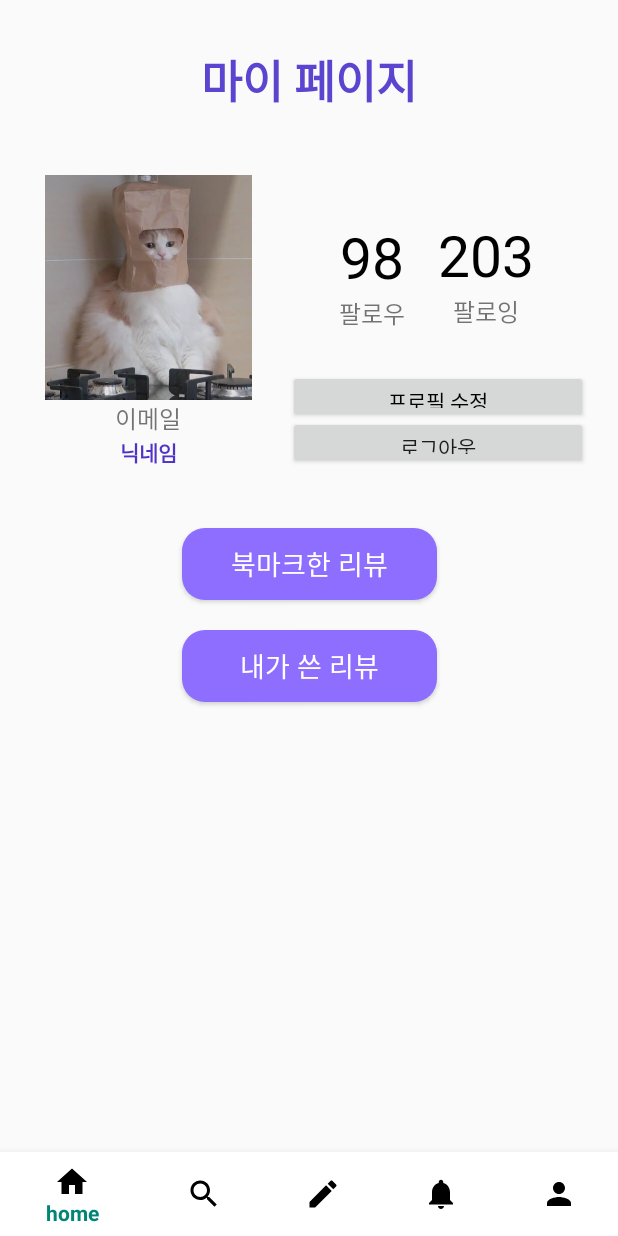
After one commit to dev-Lena/FitMe, an Android app: the layout activity_mypage2.xml on its own in the app's theme, with its tools: preview values and no code run, on a phone screen of 412 x 824 dp. The commit adds this screen. Run offline under Robolectric (Android 15) with nearby library versions, the phone set to English and light mode, and no system bars.

Commit message:
9.7 이미지 하는 중

```diff
--- a/app/src/main/java/com/example/fitme/feed.java
+++ b/app/src/main/java/com/example/fitme/feed.java
@@ -32,6 +32,8 @@ import java.util.Locale;
 
 public class feed extends AppCompatActivity {
     // 현재 로그인한 유저의 정보만 담는 쉐어드 프리퍼런스
+
+//    Uri uri; // 전역변수로 Uri를 선언해줘야 클래스 내 다른 메소드 내에서도 사용할 수 있음.
     private ArrayList<List> userData = new ArrayList<List>();
 
     private SharedPreferences logined_user;
@@ -410,6 +412,7 @@ public class feed extends AppCompatActivity {
         Log.e("RESULT", resultCode + "");
         Log.e("RESULT", data + "");
 
+        // write_review 클래스에서 리뷰 작성 후 사용자가 입력한 데이터를 가지고 옴.
         if (requestCode == 1001 && resultCode == RESULT_OK) {
 
             Toast.makeText(feed.this, "리뷰 작성을 완료했습니다!", Toast.LENGTH_SHORT).show();
@@ -467,16 +470,37 @@ public class feed extends AppCompatActivity {
             Log.e("작성자", textView_hashtag + "작성자를 가져왔습니다!!!!!!!!!");
 
             /**지금 여기서 리뷰 이미지를 가져오지 못하고 null 이 뜸**/
+
             String imageView_reviewcard_img1= data.getStringExtra("리뷰이미지");
-            Log.e("feed 클래스에서 onActivityResult",  " '리뷰이미지' :"+imageView_reviewcard_img1);
+
+//            /** 이미지 넣기 여기 확인하기 **/
+//                        Uri uri = Uri.parse(data.getStringExtra("리뷰이미지"));
 
 
+            Log.e("feed 클래스에서 onActivityResult----------------",  " '리뷰이미지' :"+imageView_reviewcard_img1);
+
+//            String imageView_reviewcard_img1= data.getStringExtra("리뷰이미지");
+//            Log.e("feed 클래스에서 onActivityResult",  " '리뷰이미지' :"+imageView_reviewcard_img1);
+
+//            uri = Uri.parse(data.getStringExtra("리뷰이미지"));
+//
+//            Uri myUri = Uri.parse(extras.getString("imageUri"));
+//            String imageView_reviewcard_img1 =data.getStringExtra("리뷰이미지");
+//            uri =Uri.parse(imageView_reviewcard_img1);
+//            Log.e("feed 클래스에서 onActivityResult -----------> 확인",  " '리뷰이미지' uri+imageView_reviewcard_img1:"+uri+","+imageView_reviewcard_img1);
+
+//            send -> putExtra("uri",urivalue.toString);
+//
+//            receive -> String geturi=getStringExtra("uri");
+//            Uri urivalue=Uri.parse(geturi);
 
             feed_MainData feed_MainData = new feed_MainData(textView_shoppingmall_url, textView_detailed_review_card,
                     float_ratingBar, textView_hashtag, review_date, textView_review_writer, textView_reviewcard_number,
                     textView_nickname, textView_mysize, imageView_reviewcard_img1);
 
             Log.e("[리뷰 추가하는 부분 이미지 들어가는지 확인중]", "feed_MainData 객체 생성!!!!!!!!!!!!!"+feed_MainData );
+            Log.e("[feed_MainData에 들어갔는지 확인중]------------------->", "imageView_reviewcard_img1"+imageView_reviewcard_img1 );
+
 
 
 //리사이클러뷰의 arrayList에 아이템 추가
@@ -489,7 +513,9 @@ public class feed extends AppCompatActivity {
 
             // sharedPreferences 에 추가
             saveData();  // sharedPreference에 리뷰가 추가된 리사이클러뷰를 저장한다 // onCreate 밖에 메소드 만들었음.
-            Log.e("write_review 클래스에서 (saveData)", "sharedpreference에 리사이클러뷰에 들어가는 arrayList 저장 :" + arrayList);
+            Log.e("feed 클래스에서 (saveData)", "sharedpreference에 리사이클러뷰에 들어가는 arrayList 저장 :" + arrayList);
+            loadData();
+            Log.e("feed 클래스에서 (loadData)--------------->", "확인중 :" + arrayList);
 
         }
         if (requestCode == 2001 && resultCode == RESULT_OK) {
@@ -535,6 +561,7 @@ public class feed extends AppCompatActivity {
 
             String imageView_reviewcard_img1= data.getStringExtra("리뷰이미지");
             Log.e("feed 클래스에서 onActivityResult",  " '리뷰이미지' :"+imageView_reviewcard_img1);
+
 //            Uri uri = Uri.parse(data.getDataString(getString("uri")));
 
             // 근데 내가 쉐어드에 이미지를 넣어준 적이 없잖아? 그리고 쉐어드에 int 형 저장 가능한가?
@@ -573,7 +600,7 @@ public class feed extends AppCompatActivity {
             Log.e("edit", "수정한거 새로고침");
 
             saveData();  // sharedPreference에 리뷰가 추가된 리사이클러뷰를 저장한다 // onCreate 밖에 메소드 만들었음.
-            Log.e("write_review 클래스에서 (saveData)", "sharedpreference에 리사이클러뷰에 들어가는 arrayList 저장 :" + arrayList);
+            Log.e("feed 클래스에서 (saveData)", "sharedpreference에 리사이클러뷰에 들어가는 arrayList 저장 :" + arrayList);
 
 //
 //            loadData();  // sharedpreference에 저장한 arrayList (리사이클러뷰)를 가지고 옴. onCreate 밖에 메소드 만들어줌
--- a/app/src/main/java/com/example/fitme/write_review.java
+++ b/app/src/main/java/com/example/fitme/write_review.java
@@ -103,13 +103,13 @@ public class write_review extends AppCompatActivity {
                 // 로그인한 회원의 정보를 가지고 있는 쉐어드에서 정보를 빼와서 글을 등록할 때 닉네임, 평소 사이즈를 불러오도록 했음.
                 logined_user = getSharedPreferences("logined_user", Context.MODE_PRIVATE);   // 현재 로그인한 회원의 정보만 담겨있는 쉐어드를 불러와서
                 // 불러온 sharedPreferences라는 이름의 SharedPreferencs를 확인하는 로그
-                Log.e("feed 클래스에서 리뷰를 추가해서 피드에 추가할 때 ", "로그인한 회원의 정보가 있는 쉐어드인 logined_user 쉐어드를 가져온다" + logined_user);
+                Log.e("write_review 클래스에서 리뷰를 추가해서 피드에 추가할 때 ", "로그인한 회원의 정보가 있는 쉐어드인 logined_user 쉐어드를 가져온다" + logined_user);
 
                 // sharedPreferences라는 이름의 쉐어드프리퍼런스에서 String을 가져오는데
                 // 뭘 가져오냐면 사용자가 입력한 editText_email랑 같은 값을 찾아서 가져와서 String json이라는 변수에 넣어줌
                 String json = logined_user.getString("login_user", "");  // logined_user라는 쉐어드에 저장되어있는 logined_user라는 키에 담겨있는 값을 불러와서 json이라는 변수에 담음
 //                Log.e("login 클래스에서 로그인 버튼을 눌렀을 때", "sharedPreferences에서 j저장된 array(string으로 저장됐던) 가져오기 : " + sharedPreferences.getString("email", ""));
-                Log.e("feed 클래스에서 로그인 버튼을 눌렀을 때", "여기 확인하기 : " + json);
+                Log.e("write_review 클래스에서 로그인 버튼을 눌렀을 때", "여기 확인하기 : " + json);
 
 //  내가 쓴 리뷰 리사이클러뷰 myreview_arrayList에 추가하기
 
@@ -123,10 +123,10 @@ public class write_review extends AppCompatActivity {
 //                Log.e("해시태그", textView_hashtag + "해시태그를 가져왔습니다!!!!!!!!!");
 
                 String textView_nickname = logined_user.getString("user_nickname", "");
-                Log.e("[리뷰 추가] feed 에서 로그인한 회원 정보가 있는 쉐어드에서", "닉네임 넣기 : " + textView_nickname + logined_user.getString("nickname", ""));
+                Log.e("[리뷰 추가] write_review 에서 로그인한 회원 정보가 있는 쉐어드에서", "닉네임 넣기 : " + textView_nickname + logined_user.getString("nickname", ""));
 
                 String textView_mysize = logined_user.getString("user_size", "");
-                Log.e("[리뷰 추가] feed 에서 로그인한 회원 정보가 있는 쉐어드에서", "평소 사이즈 넣기 : " + textView_mysize);
+                Log.e("[리뷰 추가] write_review 에서 로그인한 회원 정보가 있는 쉐어드에서", "평소 사이즈 넣기 : " + textView_mysize);
 
                 SimpleDateFormat dateFormat = new SimpleDateFormat("yyyy-MM-dd  HH:mm:ss", Locale.KOREA);
                 String date = dateFormat.format(new Date());
@@ -134,13 +134,13 @@ public class write_review extends AppCompatActivity {
                 Log.e("feed 클래스 onActivityResult ", "시간 받아오는 중 : (dateFormat + review_date + date)" + dateFormat + review_date + date);
 
                 float float_ratingBar = result.getFloatExtra("만족도", 0);
-                Log.e("만족도", float_ratingBar + "만족도를 가져왔습니다!!!!!!!");
+                Log.e("write_review 만족도", float_ratingBar + "만족도를 가져왔습니다!!!!!!!");
 
                 String textView_review_writer = result.getStringExtra("작성자");
-                Log.e("작성자", textView_hashtag + "작성자를 가져왔습니다!!!!!!!!!");
-
+                Log.e("write_review 작성자", textView_hashtag + "작성자를 가져왔습니다!!!!!!!!!");
+                /** 여기 null값 **/
                 String imageView_reviewcard_img1 = result.getStringExtra("리뷰이미지");
-                Log.e("feed 클래스 onActivityResult", "리뷰이미지"+ imageView_reviewcard_img1);
+                Log.e("write_review 클래스 onActivityResult---------->", "리뷰이미지"+ imageView_reviewcard_img1);
 
 
                 myreview_arrayList = new ArrayList<>();
@@ -171,27 +171,23 @@ public class write_review extends AppCompatActivity {
 
 
                 String textView_email = logined_user.getString("user_email", "");
-                Log.e("feed 에서 로그인한 회원 정보가 있는 쉐어드에서", "이메일 넣기 : " + textView_email + logined_user.getString("user_email", ""));
-
-//                String  textView_review_writer = textView_email;
-
-
-//                String textView_reviewcard_number = textView_reviewcard_number_number.getText().toString();
-
+                Log.e("write_review 로그인한 회원 정보가 있는 쉐어드에서", "이메일 넣기 : " + textView_email + logined_user.getString("user_email", ""));
 
                 result.putExtra("쇼핑몰URL", editText_shoppingmall_url.getText().toString());  // putExtra로 데이터 보냄
                 result.putExtra("상세리뷰", editText_detailed_review.getText().toString());  // putExtra로 데이터 보냄
                 result.putExtra("해시태그", editText_hashtag.getText().toString());  // putExtra로 데이터 보냄
                 result.putExtra("만족도", ratingBar.getRating());  // putExtra로 데이터 보냄
-                result.putExtra("리뷰이미지", uri.toString());  // putExtra로 데이터 보냄
+
+                /** 갤러리에서 가지고 온 이미지를 여기에서 putExtra 해주기 **/
+
+
+                result.putExtra("리뷰이미지", uri.toString());  // String으로 바꿔서 putExtra로 데이터 보냄
 //.toString()
-                Log.e("울지마 울지마 울지마@@", uri.toString());
+                Log.e("write_review 울지마 울지마 울지마@@---------------------", uri.toString());
 
 //                result.putExtra("리뷰시간", word_review_date.getText().toString());  // putExtra로 데이터 보냄
 //                result.putExtra("작성자", textView_review_writer_writer.getText().toString());  // putExtra로 데이터 보냄
 //                result.putExtra("리뷰고유번호", textView_reviewcard_number_number.getText().toString());  // putExtra로 데이터 보냄
-
-                /** 갤러리에서 가지고 온 이미지를 여기에서 putExtra 해주기 **/
 
 
                 // 갤러리에서 이미지를 불러오고 그 uri를 인텐트데 가져옴
--- /dev/null
+++ b/app/src/main/res/layout/activity_mypage2.xml
@@ -0,0 +1,276 @@
+<?xml version="1.0" encoding="utf-8"?>
+<androidx.constraintlayout.widget.ConstraintLayout xmlns:android="http://schemas.android.com/apk/res/android"
+    xmlns:app="http://schemas.android.com/apk/res-auto"
+    xmlns:tools="http://schemas.android.com/tools"
+    android:layout_width="match_parent"
+    android:layout_height="match_parent"
+    tools:context=".feed">
+
+    <androidx.constraintlayout.widget.ConstraintLayout
+        android:id="@+id/constraintLayout3"
+        android:layout_width="match_parent"
+        android:layout_height="wrap_content"
+        app:layout_constraintEnd_toEndOf="parent"
+        app:layout_constraintStart_toStartOf="parent"
+        app:layout_constraintTop_toTopOf="parent">
+
+        <TextView
+            android:id="@+id/textView"
+            android:layout_width="match_parent"
+            android:layout_height="wrap_content"
+            android:layout_marginStart="8dp"
+            android:layout_marginTop="8dp"
+            android:layout_marginEnd="8dp"
+            android:layout_marginBottom="8dp"
+            android:gravity="center"
+            android:text="마이 페이지"
+            android:textColor="@color/colorDeepPurple"
+            android:textColorLink="@color/colorPurple"
+            android:textSize="30sp"
+            android:textStyle="bold"
+            app:layout_constraintBottom_toBottomOf="parent"
+            app:layout_constraintEnd_toEndOf="parent"
+            app:layout_constraintStart_toStartOf="parent"
+            app:layout_constraintTop_toTopOf="parent" />
+
+
+
+        <androidx.constraintlayout.widget.Guideline
+            android:id="@+id/guideline"
+            android:layout_width="wrap_content"
+            android:layout_height="wrap_content"
+            android:orientation="horizontal"
+            app:layout_constraintGuide_begin="106dp" />
+
+    </androidx.constraintlayout.widget.ConstraintLayout>
+
+    <com.google.android.material.bottomnavigation.BottomNavigationView
+        android:id="@+id/bottomNavi"
+        android:layout_width="match_parent"
+        android:layout_height="wrap_content"
+        android:background="@color/colorWhite"
+        app:itemIconTint="#000000"
+        app:layout_constraintBottom_toBottomOf="parent"
+        app:layout_constraintEnd_toEndOf="parent"
+        app:layout_constraintStart_toStartOf="parent"
+        app:menu="@menu/bottom_menu" />
+
+    <androidx.constraintlayout.widget.Guideline
+        android:id="@+id/guideline2"
+        android:layout_width="wrap_content"
+        android:layout_height="wrap_content"
+        android:orientation="horizontal"
+        app:layout_constraintGuide_begin="672dp" />
+
+    <androidx.constraintlayout.widget.Guideline
+        android:id="@+id/guideline10"
+        android:layout_width="wrap_content"
+        android:layout_height="wrap_content"
+        android:orientation="horizontal"
+        app:layout_constraintGuide_begin="317dp" />
+
+
+    <androidx.constraintlayout.widget.ConstraintLayout
+        android:layout_width="match_parent"
+        android:layout_height="match_parent"
+        tools:layout_editor_absoluteX="0dp"
+        tools:layout_editor_absoluteY="-37dp">
+
+        <androidx.constraintlayout.widget.Guideline
+            android:id="@+id/guideline6"
+            android:layout_width="wrap_content"
+            android:layout_height="wrap_content"
+            android:orientation="horizontal"
+            app:layout_constraintGuide_begin="108dp" />
+
+        <Button
+            android:id="@+id/button_edit_profile"
+            android:layout_width="200dp"
+            android:layout_height="35dp"
+            android:layout_margin="10dp"
+            android:layout_marginStart="13dp"
+            android:layout_marginBottom="48dp"
+            android:text="프로필 수정"
+            android:textColor="@color/colorBlack"
+            android:textSize="14sp"
+            app:layout_constraintBottom_toTopOf="@+id/guideline7"
+            app:layout_constraintEnd_toEndOf="parent"
+            app:layout_constraintHorizontal_bias="0.0"
+            app:layout_constraintStart_toEndOf="@+id/linearLayout2"
+            app:layout_constraintTop_toTopOf="@+id/guideline6"
+            app:layout_constraintVertical_bias="0.86" />
+
+        <Button
+            android:id="@+id/button_logout"
+            android:layout_width="200dp"
+            android:layout_height="35dp"
+            android:text="로그아웃"
+            app:layout_constraintBottom_toTopOf="@+id/guideline7"
+            app:layout_constraintEnd_toEndOf="parent"
+            app:layout_constraintHorizontal_bias="0.344"
+            app:layout_constraintStart_toEndOf="@+id/linearLayout2"
+            app:layout_constraintTop_toTopOf="@+id/guideline6"
+            app:layout_constraintVertical_bias="1.0" />
+
+        <LinearLayout
+            android:id="@+id/linearLayout2"
+            android:layout_width="wrap_content"
+            android:layout_height="wrap_content"
+            android:orientation="vertical"
+            app:layout_constraintBottom_toTopOf="@+id/guideline7"
+            app:layout_constraintEnd_toEndOf="parent"
+            app:layout_constraintHorizontal_bias="0.065"
+            app:layout_constraintStart_toStartOf="parent"
+            app:layout_constraintTop_toTopOf="@+id/guideline6">
+
+            <ImageView
+                android:id="@+id/imageView"
+                android:layout_width="150dp"
+                android:layout_height="150dp"
+                android:layout_marginStart="8dp"
+                android:layout_marginTop="8dp"
+                android:layout_marginEnd="8dp"
+                app:srcCompat="@drawable/img_dd_profile" />
+
+            <TextView
+                android:id="@+id/textView_mypage_email"
+                android:layout_width="wrap_content"
+                android:layout_height="wrap_content"
+                android:layout_gravity="center"
+                android:text="이메일"
+                android:textSize="16sp" />
+
+            <TextView
+                android:id="@+id/textView_nickname"
+                android:layout_width="match_parent"
+                android:layout_height="wrap_content"
+                android:gravity="center"
+                android:text="닉네임"
+                android:textColor="@color/colorDarkPurple"
+                android:textStyle="bold" />
+
+
+        </LinearLayout>
+
+        <LinearLayout
+            android:id="@+id/linearLayout3"
+            android:layout_width="wrap_content"
+            android:layout_height="wrap_content"
+            android:layout_marginStart="16dp"
+            android:gravity="center"
+            android:orientation="vertical"
+            app:layout_constraintBottom_toTopOf="@+id/guideline7"
+            app:layout_constraintEnd_toEndOf="parent"
+            app:layout_constraintHorizontal_bias="0.1"
+            app:layout_constraintStart_toEndOf="@+id/linearLayout5"
+            app:layout_constraintTop_toTopOf="@+id/guideline6"
+            app:layout_constraintVertical_bias="0.28">
+
+            <TextView
+                android:id="@+id/textView_following"
+                android:layout_width="wrap_content"
+                android:layout_height="wrap_content"
+                android:layout_weight="1"
+                android:text="203"
+                android:textColor="@color/colorBlack"
+                android:textSize="38sp" />
+
+            <TextView
+                android:id="@+id/textView9"
+                android:layout_width="wrap_content"
+                android:layout_height="wrap_content"
+                android:layout_weight="1"
+                android:text="팔로잉"
+                android:textSize="16sp" />
+
+
+        </LinearLayout>
+
+        <LinearLayout
+            android:id="@+id/linearLayout5"
+            android:layout_width="wrap_content"
+            android:layout_height="wrap_content"
+            android:layout_marginStart="44dp"
+            android:layout_weight="1"
+            android:gravity="center"
+            android:orientation="vertical"
+            app:layout_constraintBottom_toTopOf="@+id/guideline7"
+            app:layout_constraintStart_toEndOf="@+id/linearLayout2"
+            app:layout_constraintTop_toTopOf="@+id/guideline6"
+            app:layout_constraintVertical_bias="0.287">
+
+            <TextView
+                android:id="@+id/textView_follow"
+                android:layout_width="wrap_content"
+                android:layout_height="wrap_content"
+                android:layout_weight="1"
+                android:text="98"
+                android:textColor="@color/colorBlack"
+                android:textSize="38sp" />
+
+            <TextView
+                android:id="@+id/textView15"
+                android:layout_width="wrap_content"
+                android:layout_height="wrap_content"
+                android:layout_weight="1"
+                android:text="팔로우"
+                android:textSize="16sp" />
+        </LinearLayout>
+
+        <androidx.constraintlayout.widget.Guideline
+            android:id="@+id/guideline7"
+            android:layout_width="200dp"
+            android:layout_height="wrap_content"
+            android:orientation="horizontal"
+            app:layout_constraintGuide_begin="313dp" />
+
+    </androidx.constraintlayout.widget.ConstraintLayout>
+
+    <TableLayout
+        android:id="@+id/tableLayout"
+        android:layout_width="wrap_content"
+        android:layout_height="wrap_content"
+        android:layout_marginStart="8dp"
+        android:layout_marginTop="25dp"
+        android:layout_marginEnd="8dp"
+        app:layout_constraintEnd_toEndOf="parent"
+        app:layout_constraintStart_toStartOf="parent"
+        app:layout_constraintTop_toTopOf="@+id/guideline10">
+
+        <TableRow
+            android:layout_width="match_parent"
+            android:layout_height="match_parent">
+
+            <Button
+                android:id="@+id/button_bookmarked_review"
+                android:layout_width="170dp"
+                android:layout_height="wrap_content"
+                android:layout_margin="10dp"
+                android:background="@drawable/btn_lightpurple"
+                android:text="북마크한 리뷰"
+                android:textColor="@color/colorWhite"
+                android:textSize="18sp" />
+        </TableRow>
+
+        <TableRow
+            android:layout_width="match_parent"
+            android:layout_height="match_parent"/>
+
+        <TableRow
+            android:layout_width="match_parent"
+            android:layout_height="match_parent"/>
+        <TableRow>
+        <Button
+            android:id="@+id/button_myreview"
+            android:layout_width="170dp"
+            android:layout_height="wrap_content"
+            android:layout_margin="10dp"
+            android:background="@drawable/btn_lightpurple"
+            android:text="내가 쓴 리뷰"
+            android:textColor="@color/colorWhite"
+            android:textSize="18sp" />
+        </TableRow>
+
+    </TableLayout>
+
+</androidx.constraintlayout.widget.ConstraintLayout>
```
